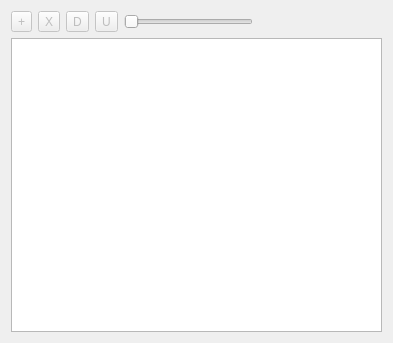
First picture: the form in MapGraphics/guts/CompositeTileSourceConfigurationWidget.ui, repository raptorswing/FlightPlanner, before the edit.
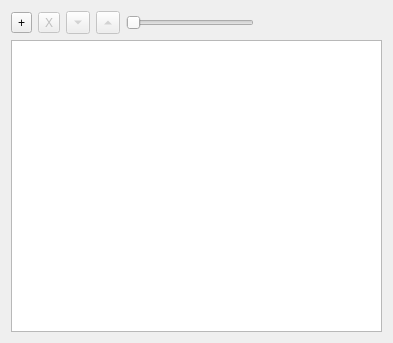
Second picture: the form after the edit. Icons and pictures are not drawn.

Patch:
```diff
--- a/MapGraphics/guts/CompositeTileSourceConfigurationWidget.ui
+++ b/MapGraphics/guts/CompositeTileSourceConfigurationWidget.ui
@@ -18,12 +18,16 @@
     <layout class="QHBoxLayout" name="horizontalLayout">
      <item>
       <widget class="QToolButton" name="addSourceButton">
-       <property name="enabled">
-        <bool>false</bool>
-       </property>
        <property name="text">
         <string>+</string>
        </property>
+       <property name="icon">
+        <iconset resource="../resources.qrc">
+         <normaloff>:/icons/images/edit_add.png</normaloff>:/icons/images/edit_add.png</iconset>
+       </property>
+       <property name="popupMode">
+        <enum>QToolButton::InstantPopup</enum>
+       </property>
       </widget>
      </item>
      <item>
@@ -44,6 +48,9 @@
        <property name="text">
         <string>D</string>
        </property>
+       <property name="arrowType">
+        <enum>Qt::DownArrow</enum>
+       </property>
       </widget>
      </item>
      <item>
@@ -54,6 +61,9 @@
        <property name="text">
         <string>U</string>
        </property>
+       <property name="arrowType">
+        <enum>Qt::UpArrow</enum>
+       </property>
       </widget>
      </item>
      <item>
```
Left out of the diff: 11 changed lines with no effect on the pictures.
